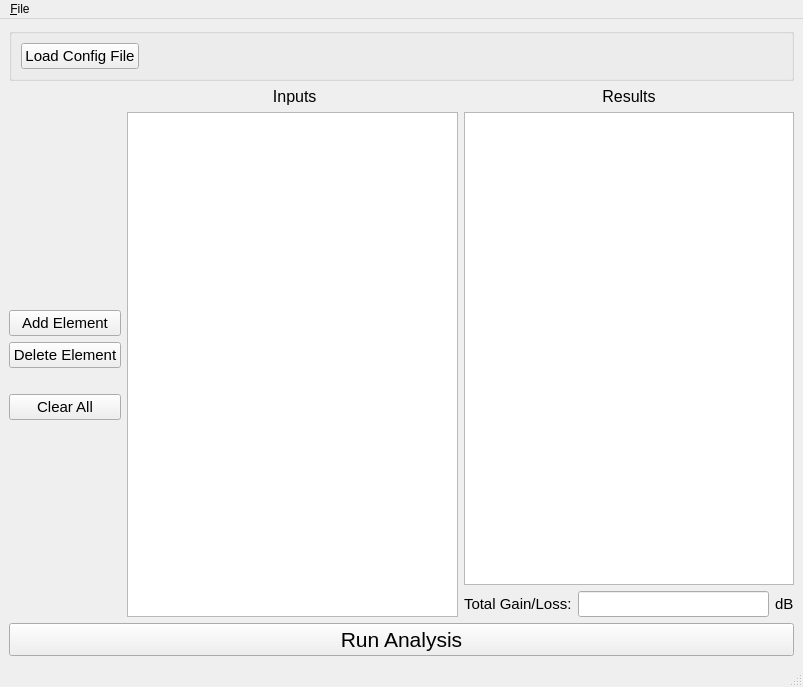
This is project/app/ui/main_window.ui in LMaiorano/Link-Budget-Toolbox as Qt 5 draws it before an edit. The edited form follows.
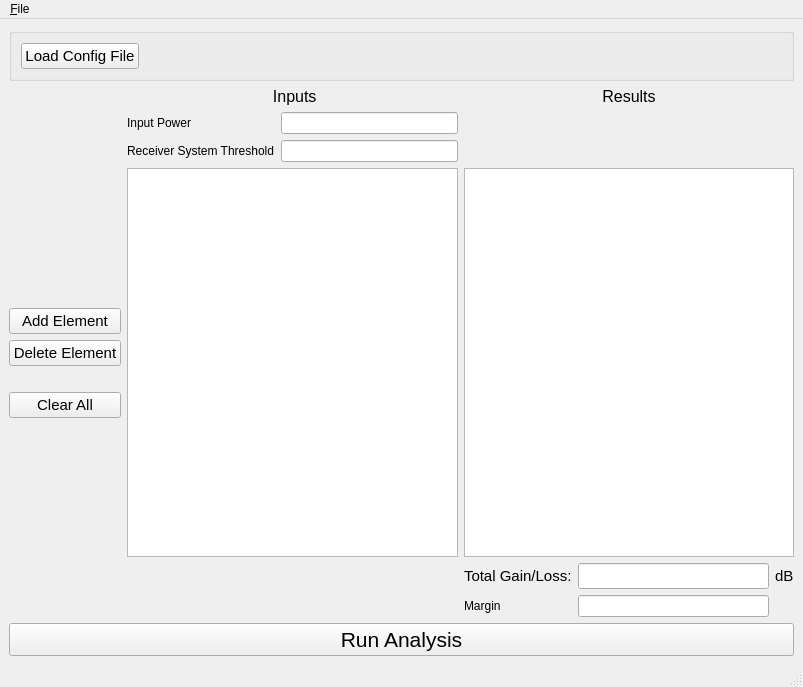
This is the edited form.

The edit to the form file:
```diff
--- a/project/app/ui/main_window.ui
+++ b/project/app/ui/main_window.ui
@@ -51,7 +51,7 @@
     </item>
     <item>
      <layout class="QGridLayout" name="gridLayout">
-      <item row="2" column="2">
+      <item row="3" column="2">
        <layout class="QGridLayout" name="gridLayout_2">
         <item row="0" column="0">
          <widget class="QLabel" name="label">
@@ -79,6 +79,13 @@
           </property>
          </widget>
         </item>
+        <item row="1" column="0">
+         <widget class="QLabel" name="label_4">
+          <property name="text">
+           <string>Margin</string>
+          </property>
+         </widget>
+        </item>
         <item row="0" column="2">
          <widget class="QLabel" name="label_2">
           <property name="font">
@@ -91,6 +98,9 @@
           </property>
          </widget>
         </item>
+        <item row="1" column="1">
+         <widget class="QLineEdit" name="lineEdit_2"/>
+        </item>
        </layout>
       </item>
       <item row="0" column="1">
@@ -120,91 +130,6 @@
         </property>
        </widget>
       </item>
-      <item row="1" column="0" rowspan="2">
-       <layout class="QVBoxLayout" name="verticalLayout_2">
-        <item>
-         <spacer name="verticalSpacer">
-          <property name="orientation">
-           <enum>Qt::Vertical</enum>
-          </property>
-          <property name="sizeHint" stdset="0">
-           <size>
-            <width>20</width>
-            <height>40</height>
-           </size>
-          </property>
-         </spacer>
-        </item>
-        <item>
-         <widget class="QPushButton" name="btn_add_element">
-          <property name="font">
-           <font>
-            <pointsize>11</pointsize>
-           </font>
-          </property>
-          <property name="toolTip">
-           <string>asdfasdfasdf</string>
-          </property>
-          <property name="text">
-           <string>Add Element</string>
-          </property>
-         </widget>
-        </item>
-        <item>
-         <widget class="QPushButton" name="btn_delete_element">
-          <property name="font">
-           <font>
-            <pointsize>11</pointsize>
-           </font>
-          </property>
-          <property name="text">
-           <string>Delete Element</string>
-          </property>
-         </widget>
-        </item>
-        <item>
-         <spacer name="verticalSpacer_3">
-          <property name="orientation">
-           <enum>Qt::Vertical</enum>
-          </property>
-          <property name="sizeType">
-           <enum>QSizePolicy::Minimum</enum>
-          </property>
-          <property name="sizeHint" stdset="0">
-           <size>
-            <width>20</width>
-            <height>20</height>
-           </size>
-          </property>
-         </spacer>
-        </item>
-        <item>
-         <widget class="QPushButton" name="btn_clear_all">
-          <property name="font">
-           <font>
-            <pointsize>11</pointsize>
-           </font>
-          </property>
-          <property name="text">
-           <string>Clear All</string>
-          </property>
-         </widget>
-        </item>
-        <item>
-         <spacer name="verticalSpacer_2">
-          <property name="orientation">
-           <enum>Qt::Vertical</enum>
-          </property>
-          <property name="sizeHint" stdset="0">
-           <size>
-            <width>20</width>
-            <height>40</height>
-           </size>
-          </property>
-         </spacer>
-        </item>
-       </layout>
-      </item>
       <item row="0" column="2">
        <widget class="QLabel" name="lbl_results">
         <property name="sizePolicy">
@@ -232,7 +157,7 @@
         </property>
        </widget>
       </item>
-      <item row="1" column="2">
+      <item row="2" column="2">
        <widget class="QTableWidget" name="tbl_results">
         <property name="sizePolicy">
          <sizepolicy hsizetype="MinimumExpanding" vsizetype="Expanding">
@@ -248,7 +173,31 @@
         </property>
        </widget>
       </item>
-      <item row="1" column="1" rowspan="2">
+      <item row="1" column="1">
+       <layout class="QGridLayout" name="gridLayout_3">
+        <item row="0" column="1">
+         <widget class="QLineEdit" name="lineEdit"/>
+        </item>
+        <item row="0" column="0">
+         <widget class="QLabel" name="label_3">
+          <property name="text">
+           <string>Input Power</string>
+          </property>
+         </widget>
+        </item>
+        <item row="1" column="0">
+         <widget class="QLabel" name="label_5">
+          <property name="text">
+           <string>Receiver System Threshold</string>
+          </property>
+         </widget>
+        </item>
+        <item row="1" column="1">
+         <widget class="QLineEdit" name="lineEdit_3"/>
+        </item>
+       </layout>
+      </item>
+      <item row="2" column="1">
        <widget class="QTableWidget" name="tbl_elements">
         <property name="sizePolicy">
          <sizepolicy hsizetype="MinimumExpanding" vsizetype="Expanding">
@@ -282,6 +231,91 @@
         </attribute>
        </widget>
       </item>
+      <item row="2" column="0">
+       <layout class="QVBoxLayout" name="verticalLayout_2">
+        <item>
+         <spacer name="verticalSpacer">
+          <property name="orientation">
+           <enum>Qt::Vertical</enum>
+          </property>
+          <property name="sizeHint" stdset="0">
+           <size>
+            <width>20</width>
+            <height>40</height>
+           </size>
+          </property>
+         </spacer>
+        </item>
+        <item>
+         <widget class="QPushButton" name="btn_add_element">
+          <property name="font">
+           <font>
+            <pointsize>11</pointsize>
+           </font>
+          </property>
+          <property name="toolTip">
+           <string>asdfasdfasdf</string>
+          </property>
+          <property name="text">
+           <string>Add Element</string>
+          </property>
+         </widget>
+        </item>
+        <item>
+         <widget class="QPushButton" name="btn_delete_element">
+          <property name="font">
+           <font>
+            <pointsize>11</pointsize>
+           </font>
+          </property>
+          <property name="text">
+           <string>Delete Element</string>
+          </property>
+         </widget>
+        </item>
+        <item>
+         <spacer name="verticalSpacer_3">
+          <property name="orientation">
+           <enum>Qt::Vertical</enum>
+          </property>
+          <property name="sizeType">
+           <enum>QSizePolicy::Minimum</enum>
+          </property>
+          <property name="sizeHint" stdset="0">
+           <size>
+            <width>20</width>
+            <height>20</height>
+           </size>
+          </property>
+         </spacer>
+        </item>
+        <item>
+         <widget class="QPushButton" name="btn_clear_all">
+          <property name="font">
+           <font>
+            <pointsize>11</pointsize>
+           </font>
+          </property>
+          <property name="text">
+           <string>Clear All</string>
+          </property>
+         </widget>
+        </item>
+        <item>
+         <spacer name="verticalSpacer_2">
+          <property name="orientation">
+           <enum>Qt::Vertical</enum>
+          </property>
+          <property name="sizeHint" stdset="0">
+           <size>
+            <width>20</width>
+            <height>40</height>
+           </size>
+          </property>
+         </spacer>
+        </item>
+       </layout>
+      </item>
      </layout>
     </item>
     <item>
```
